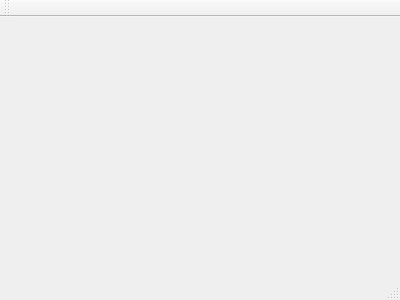
songzhj/CloudSys, file CloudSys_Qt/mainwindow.ui: the form before one commit.
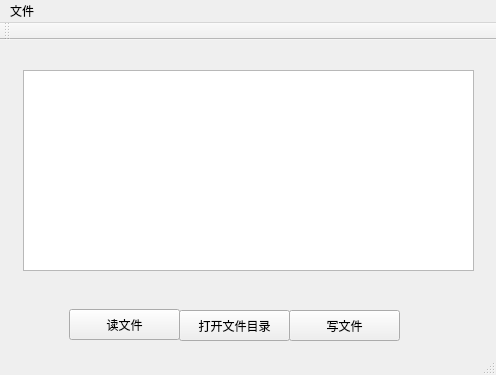
The form after the commit.

What changed in the file:
```diff
--- a/CloudSys_Qt/mainwindow.ui
+++ b/CloudSys_Qt/mainwindow.ui
@@ -1,24 +1,101 @@
 <ui version="4.0">
  <class>MainWindow</class>
- <widget class="QMainWindow" name="MainWindow" >
-  <property name="geometry" >
+ <widget class="QMainWindow" name="MainWindow">
+  <property name="geometry">
    <rect>
     <x>0</x>
     <y>0</y>
-    <width>400</width>
-    <height>300</height>
+    <width>496</width>
+    <height>375</height>
    </rect>
   </property>
   <property name="windowTitle" >
    <string>MainWindow</string>
   </property>
-  <widget class="QMenuBar" name="menuBar" />
-  <widget class="QToolBar" name="mainToolBar" />
-  <widget class="QWidget" name="centralWidget" />
-  <widget class="QStatusBar" name="statusBar" />
+  <widget class="QWidget" name="centralWidget">
+   <widget class="QTextEdit" name="textEdit">
+    <property name="geometry">
+     <rect>
+      <x>23</x>
+      <y>30</y>
+      <width>451</width>
+      <height>201</height>
+     </rect>
+    </property>
+   </widget>
+   <widget class="QPushButton" name="readFileButton">
+    <property name="geometry">
+     <rect>
+      <x>69</x>
+      <y>269</y>
+      <width>111</width>
+      <height>31</height>
+     </rect>
+    </property>
+    <property name="text">
+     <string>读文件</string>
+    </property>
+   </widget>
+   <widget class="QPushButton" name="writeFileButton">
+    <property name="geometry">
+     <rect>
+      <x>289</x>
+      <y>270</y>
+      <width>111</width>
+      <height>31</height>
+     </rect>
+    </property>
+    <property name="text">
+     <string>写文件</string>
+    </property>
+   </widget>
+   <widget class="QPushButton" name="openDirectionButton">
+    <property name="geometry">
+     <rect>
+      <x>179</x>
+      <y>270</y>
+      <width>111</width>
+      <height>31</height>
+     </rect>
+    </property>
+    <property name="text">
+     <string>打开文件目录</string>
+    </property>
+   </widget>
+  </widget>
+  <widget class="QMenuBar" name="menuBar">
+   <property name="geometry">
+    <rect>
+     <x>0</x>
+     <y>0</y>
+     <width>496</width>
+     <height>23</height>
+    </rect>
+   </property>
+   <widget class="QMenu" name="menuCloud_System">
+    <property name="title">
+     <string>文件</string>
+    </property>
+    <addaction name="actionOpen_files"/>
+   </widget>
+   <addaction name="menuCloud_System"/>
+  </widget>
+  <widget class="QToolBar" name="mainToolBar">
+   <attribute name="toolBarArea">
+    <enum>TopToolBarArea</enum>
+   </attribute>
+   <attribute name="toolBarBreak">
+    <bool>false</bool>
+   </attribute>
+  </widget>
+  <widget class="QStatusBar" name="statusBar"/>
+  <action name="actionOpen_files">
+   <property name="text">
+    <string>打开文件</string>
+   </property>
+  </action>
  </widget>
- <layoutDefault spacing="6" margin="11" />
- <pixmapfunction></pixmapfunction>
+ <layoutdefault spacing="6" margin="11"/>
  <resources/>
  <connections/>
 </ui>
```
Left out of the diff: 3 changed lines with no effect on the pictures.
